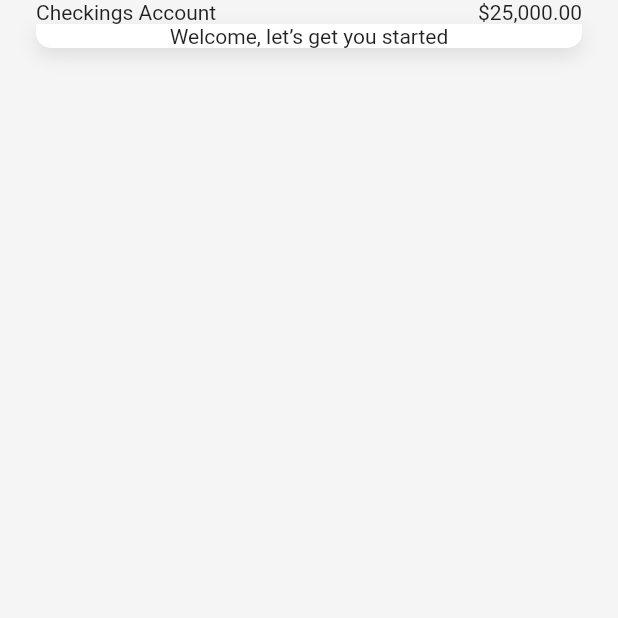
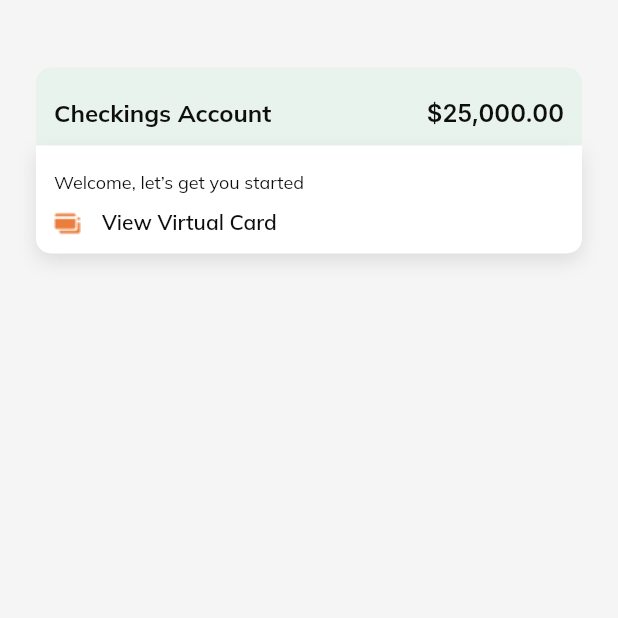
Before and after one commit to Michael-Ogundipe/traderx, a Flutter app: the HomeView screen opened directly, on a phone screen of 412 x 824 dp, the top half of it. Run offline on Flutter 3.47's test engine with Material 2 defaults, Android fonts, the phone set to English and light mode, and no system bars; our stand-ins replace google_fonts.

Commit message:
home screen

```diff
--- a/lib/constants/colors.dart
+++ b/lib/constants/colors.dart
@@ -8,5 +8,5 @@ const kWhiteSmoke = Color(0XFFF8F8F8);
 const kWhiteSmoke2 = Color(0XFFF5F5F5);
 const kSilver = Color(0XFFBFBFBF);
 const kGreen = Color(0XFF00A859);
-const kPrimary50 = Color(0XFFCCEEDE);
+const kPrimary50 = Color(0X4DCCEEDE);
 const kRed = Color(0XFFFF0000);
--- a/lib/constants/spacing.dart
+++ b/lib/constants/spacing.dart
@@ -1,5 +1,7 @@
 import 'package:flutter/material.dart';
 
+
+const Widget horizontalSpaceSmall1 = SizedBox(width: 14.0);
 const Widget horizontalSpaceRegular = SizedBox(width: 16.0);
 
 
@@ -7,6 +9,7 @@ const double verticalMediumSpacingAmount = 25;
 
 const Widget verticalSpaceTiny = SizedBox(height: 5.0);
 const Widget verticalSpaceSmall = SizedBox(height: 10.0);
+const Widget verticalSpaceSmall1 = SizedBox(height: 14.0);
 const Widget verticalSpaceRegular2 = SizedBox(height: 20.0);
 const Widget verticalSpaceMedium = SizedBox(height: verticalMediumSpacingAmount);
 const Widget verticalSpaceLarge = SizedBox(height: 50.0);
--- a/lib/constants/text_styles.dart
+++ b/lib/constants/text_styles.dart
@@ -28,6 +28,13 @@ class AppStyle {
     color: kGrayDark,
   );
 
+  static TextStyle kRegular12 = GoogleFonts.mulish(
+    fontWeight: FontWeight.w400,
+    fontSize: 12,
+    height: 2,
+    color: kGrayDark,
+  );
+
   static TextStyle kButtonBold2 = GoogleFonts.mulish(
     fontWeight: FontWeight.w700,
     fontSize: 18,
--- a/lib/features/ main_screen/presentation/widgets/home_view.dart
+++ b/lib/features/ main_screen/presentation/widgets/home_view.dart
@@ -1,5 +1,7 @@
 import 'package:flutter/material.dart';
 import 'package:traderx/constants/colors.dart';
+import 'package:traderx/constants/spacing.dart';
+import 'package:traderx/constants/text_styles.dart';
 
 class HomeView extends StatelessWidget {
   const HomeView({Key? key}) : super(key: key);
@@ -10,29 +12,41 @@ class HomeView extends StatelessWidget {
       backgroundColor: kWhiteSmoke2,
       body: SafeArea(
         child: Padding(
-          padding: const EdgeInsets.symmetric(horizontal: 24.0),
+          padding: const EdgeInsets.symmetric(horizontal: 24.0, vertical: 45.0),
           child: Column(
             children: [
-
               Container(
+                padding:
+                    const EdgeInsets.symmetric(horizontal: 12, vertical: 10),
+                decoration: const BoxDecoration(
+                  color: kPrimary50,
+                  borderRadius: BorderRadius.only(
+                      topLeft: Radius.circular(10),
+                      topRight: Radius.circular(10)),
+                ),
                 child: Row(
                   children: [
-                    Text("Checkings Account"),
-                    Spacer(),
-                    Text("\$25,000.00"),
+                    Text(
+                      "Checkings Account",
+                      style: AppStyle.kMediumText
+                          .copyWith(fontWeight: FontWeight.w700),
+                    ),
+                    const Spacer(),
+                    Text(
+                      "\$25,000.00",
+                      style: AppStyle.kMediumText.copyWith(
+                          fontWeight: FontWeight.w600, fontFamily: "Inter"),
+                    ),
                   ],
                 ),
               ),
               Container(
                 width: MediaQuery.of(context).size.width,
-                child: Column(
-                  children: [
-                    Text("Welcome, let’s get you started")
-                  ],
-                ),
+                padding:
+                    const EdgeInsets.symmetric(horizontal: 12, vertical: 10),
                 decoration: BoxDecoration(
                   color: Colors.white,
-                  borderRadius:BorderRadius.only(
+                  borderRadius: const BorderRadius.only(
                     bottomLeft: Radius.circular(10),
                     bottomRight: Radius.circular(10),
                   ),
@@ -44,7 +58,29 @@ class HomeView extends StatelessWidget {
                     ),
                   ],
                 ),
-
+                child: Column(
+                  crossAxisAlignment: CrossAxisAlignment.start,
+                  children: [
+                    Text(
+                      "Welcome, let’s get you started",
+                      style: AppStyle.kRegular12,
+                    ),
+                    Row(children: [
+                      Padding(
+                        padding: const EdgeInsets.only(top: 8.0),
+                        child: Image.asset('assets/icons/bank_card.png'),
+                      ),
+                      horizontalSpaceSmall1,
+                      Text(
+                        "View Virtual Card",
+                        style: AppStyle.kLabelText14.copyWith(
+                          color: kGrayDark,
+                          fontWeight: FontWeight.w600,
+                        ),
+                      ),
+                    ])
+                  ],
+                ),
               )
             ],
           ),
```
Also changed, not shown: pubspec.yaml (+4 -3 lines), assets/icons/bank_card.png (added), assets/icons/cash_currency.png (added), assets/icons/group.png (added), assets/images/img1.png (added), assets/images/img2.png (added), assets/images/img3.png (added).
